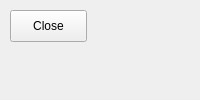
This is designer/QPushButton.ui in shinsat/pyqt_accordion as Qt 5 draws it before an edit. The edited form follows.
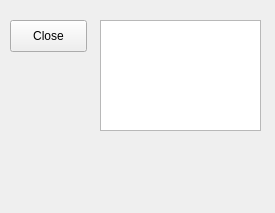
This is the edited form.

```diff
--- a/designer/QPushButton.ui
+++ b/designer/QPushButton.ui
@@ -6,18 +6,28 @@
    <rect>
     <x>0</x>
     <y>0</y>
-    <width>200</width>
-    <height>100</height>
+    <width>275</width>
+    <height>213</height>
    </rect>
   </property>
   <property name="windowTitle">
    <string>Form</string>
   </property>
+  <widget class="QTextBrowser" name="textBrowser">
+   <property name="geometry">
+    <rect>
+     <x>100</x>
+     <y>20</y>
+     <width>161</width>
+     <height>111</height>
+    </rect>
+   </property>
+  </widget>
   <widget class="QPushButton" name="pushButton">
    <property name="geometry">
     <rect>
      <x>10</x>
-     <y>10</y>
+     <y>20</y>
      <width>77</width>
      <height>32</height>
     </rect>
```
Left out of the diff: 19 changed lines with no effect on the pictures.
